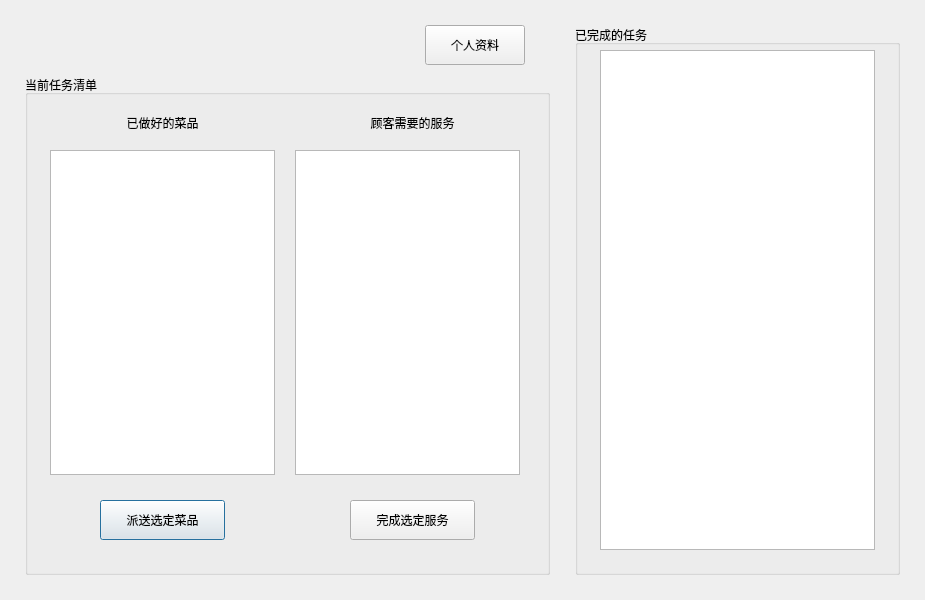
The window that ProjectFrontend/WaitorView.ui (Vladimir2506/ProjectCpp) describes before a commit, drawn with Qt 5.
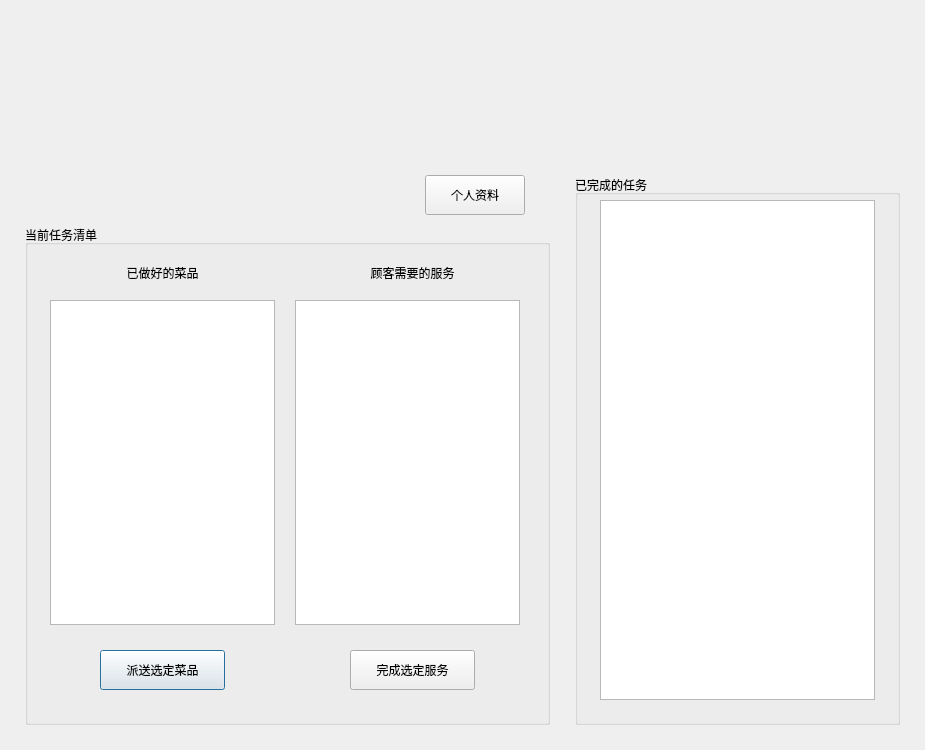
The same window after the commit.

```diff
--- a/ProjectFrontend/WaitorView.ui
+++ b/ProjectFrontend/WaitorView.ui
@@ -7,19 +7,19 @@
     <x>0</x>
     <y>0</y>
     <width>925</width>
-    <height>600</height>
+    <height>750</height>
    </rect>
   </property>
   <property name="minimumSize">
    <size>
     <width>925</width>
-    <height>600</height>
+    <height>750</height>
    </size>
   </property>
   <property name="maximumSize">
    <size>
     <width>925</width>
-    <height>600</height>
+    <height>750</height>
    </size>
   </property>
   <property name="windowTitle">
@@ -29,7 +29,7 @@
    <property name="geometry">
     <rect>
      <x>25</x>
-     <y>25</y>
+     <y>175</y>
      <width>350</width>
      <height>25</height>
     </rect>
@@ -42,7 +42,7 @@
    <property name="geometry">
     <rect>
      <x>25</x>
-     <y>75</y>
+     <y>225</y>
      <width>525</width>
      <height>500</height>
     </rect>
@@ -142,7 +142,7 @@
    <property name="geometry">
     <rect>
      <x>575</x>
-     <y>25</y>
+     <y>175</y>
      <width>325</width>
      <height>550</height>
     </rect>
@@ -171,7 +171,7 @@
    <property name="geometry">
     <rect>
      <x>425</x>
-     <y>25</y>
+     <y>175</y>
      <width>100</width>
      <height>40</height>
     </rect>
@@ -180,6 +180,24 @@
     <string>个人资料</string>
    </property>
   </widget>
+  <widget class="QLabel" name="lblWaitorBGN">
+   <property name="geometry">
+    <rect>
+     <x>0</x>
+     <y>0</y>
+     <width>925</width>
+     <height>750</height>
+    </rect>
+   </property>
+   <property name="text">
+    <string/>
+   </property>
+  </widget>
+  <zorder>lblWaitorBGN</zorder>
+  <zorder>lblInfo</zorder>
+  <zorder>gbTodo</zorder>
+  <zorder>gbDone</zorder>
+  <zorder>btnProfile</zorder>
  </widget>
  <layoutdefault spacing="6" margin="11"/>
  <resources/>
```
